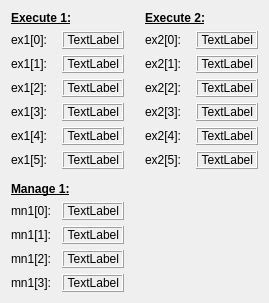
This is ui/w_testbench.ui in JFDuval/flexsea-plan as Qt 5 draws it before an edit. The edited form follows.
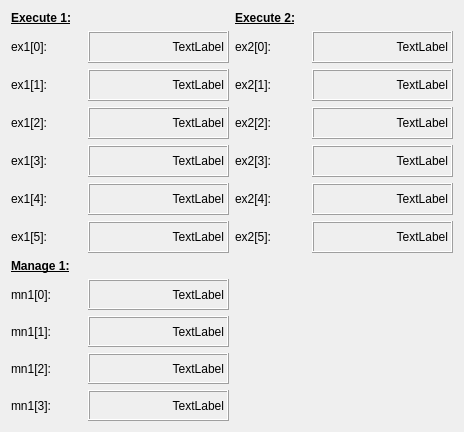
This is the edited form.

Commit message: UX fat fingers commtest, converter, testbench

Patch:
```diff
--- a/ui/w_testbench.ui
+++ b/ui/w_testbench.ui
@@ -6,250 +6,16 @@
    <rect>
     <x>0</x>
     <y>0</y>
-    <width>269</width>
-    <height>303</height>
+    <width>464</width>
+    <height>432</height>
    </rect>
   </property>
   <property name="windowTitle">
    <string>Form</string>
   </property>
-  <layout class="QGridLayout" name="gridLayout_4">
-   <item row="0" column="0">
-    <layout class="QGridLayout" name="gridLayout">
-     <item row="4" column="0">
-      <widget class="QLabel" name="label_10">
-       <property name="minimumSize">
-        <size>
-         <width>45</width>
-         <height>0</height>
-        </size>
-       </property>
-       <property name="text">
-        <string>ex1[3]:</string>
-       </property>
-      </widget>
-     </item>
-     <item row="3" column="0">
-      <widget class="QLabel" name="label_6">
-       <property name="minimumSize">
-        <size>
-         <width>45</width>
-         <height>0</height>
-        </size>
-       </property>
-       <property name="text">
-        <string>ex1[2]:</string>
-       </property>
-      </widget>
-     </item>
-     <item row="2" column="0">
-      <widget class="QLabel" name="label_5">
-       <property name="minimumSize">
-        <size>
-         <width>45</width>
-         <height>0</height>
-        </size>
-       </property>
-       <property name="text">
-        <string>ex1[1]:</string>
-       </property>
-      </widget>
-     </item>
-     <item row="1" column="0">
-      <widget class="QLabel" name="label_4">
-       <property name="minimumSize">
-        <size>
-         <width>45</width>
-         <height>0</height>
-        </size>
-       </property>
-       <property name="text">
-        <string>ex1[0]:</string>
-       </property>
-      </widget>
-     </item>
-     <item row="5" column="0">
-      <widget class="QLabel" name="label_8">
-       <property name="minimumSize">
-        <size>
-         <width>45</width>
-         <height>0</height>
-        </size>
-       </property>
-       <property name="text">
-        <string>ex1[4]:</string>
-       </property>
-      </widget>
-     </item>
-     <item row="6" column="0">
-      <widget class="QLabel" name="label_9">
-       <property name="minimumSize">
-        <size>
-         <width>45</width>
-         <height>0</height>
-        </size>
-       </property>
-       <property name="text">
-        <string>ex1[5]:</string>
-       </property>
-      </widget>
-     </item>
-     <item row="6" column="1">
-      <widget class="QLabel" name="dispEx1_5">
-       <property name="minimumSize">
-        <size>
-         <width>60</width>
-         <height>0</height>
-        </size>
-       </property>
-       <property name="frameShape">
-        <enum>QFrame::Box</enum>
-       </property>
-       <property name="frameShadow">
-        <enum>QFrame::Raised</enum>
-       </property>
-       <property name="text">
-        <string>TextLabel</string>
-       </property>
-       <property name="alignment">
-        <set>Qt::AlignRight|Qt::AlignTrailing|Qt::AlignVCenter</set>
-       </property>
-      </widget>
-     </item>
-     <item row="5" column="1">
-      <widget class="QLabel" name="dispEx1_4">
-       <property name="minimumSize">
-        <size>
-         <width>60</width>
-         <height>0</height>
-        </size>
-       </property>
-       <property name="frameShape">
-        <enum>QFrame::Box</enum>
-       </property>
-       <property name="frameShadow">
-        <enum>QFrame::Raised</enum>
-       </property>
-       <property name="text">
-        <string>TextLabel</string>
-       </property>
-       <property name="alignment">
-        <set>Qt::AlignRight|Qt::AlignTrailing|Qt::AlignVCenter</set>
-       </property>
-      </widget>
-     </item>
-     <item row="4" column="1">
-      <widget class="QLabel" name="dispEx1_3">
-       <property name="minimumSize">
-        <size>
-         <width>60</width>
-         <height>0</height>
-        </size>
-       </property>
-       <property name="frameShape">
-        <enum>QFrame::Box</enum>
-       </property>
-       <property name="frameShadow">
-        <enum>QFrame::Raised</enum>
-       </property>
-       <property name="text">
-        <string>TextLabel</string>
-       </property>
-       <property name="alignment">
-        <set>Qt::AlignRight|Qt::AlignTrailing|Qt::AlignVCenter</set>
-       </property>
-      </widget>
-     </item>
-     <item row="3" column="1">
-      <widget class="QLabel" name="dispEx1_2">
-       <property name="minimumSize">
-        <size>
-         <width>60</width>
-         <height>0</height>
-        </size>
-       </property>
-       <property name="frameShape">
-        <enum>QFrame::Box</enum>
-       </property>
-       <property name="frameShadow">
-        <enum>QFrame::Raised</enum>
-       </property>
-       <property name="text">
-        <string>TextLabel</string>
-       </property>
-       <property name="alignment">
-        <set>Qt::AlignRight|Qt::AlignTrailing|Qt::AlignVCenter</set>
-       </property>
-      </widget>
-     </item>
-     <item row="2" column="1">
-      <widget class="QLabel" name="dispEx1_1">
-       <property name="minimumSize">
-        <size>
-         <width>60</width>
-         <height>0</height>
-        </size>
-       </property>
-       <property name="frameShape">
-        <enum>QFrame::Box</enum>
-       </property>
-       <property name="frameShadow">
-        <enum>QFrame::Raised</enum>
-       </property>
-       <property name="text">
-        <string>TextLabel</string>
-       </property>
-       <property name="alignment">
-        <set>Qt::AlignRight|Qt::AlignTrailing|Qt::AlignVCenter</set>
-       </property>
-      </widget>
-     </item>
-     <item row="1" column="1">
-      <widget class="QLabel" name="dispEx1_0">
-       <property name="minimumSize">
-        <size>
-         <width>60</width>
-         <height>0</height>
-        </size>
-       </property>
-       <property name="frameShape">
-        <enum>QFrame::Box</enum>
-       </property>
-       <property name="frameShadow">
-        <enum>QFrame::Raised</enum>
-       </property>
-       <property name="text">
-        <string>TextLabel</string>
-       </property>
-       <property name="alignment">
-        <set>Qt::AlignRight|Qt::AlignTrailing|Qt::AlignVCenter</set>
-       </property>
-      </widget>
-     </item>
-     <item row="0" column="0" colspan="2">
-      <widget class="QLabel" name="label">
-       <property name="text">
-        <string>&lt;html&gt;&lt;head/&gt;&lt;body&gt;&lt;p&gt;&lt;span style=&quot; font-weight:600; text-decoration: underline;&quot;&gt;Execute 1:&lt;/span&gt;&lt;/p&gt;&lt;/body&gt;&lt;/html&gt;</string>
-       </property>
-      </widget>
-     </item>
-    </layout>
-   </item>
+  <layout class="QGridLayout" name="gridLayout_4" rowstretch="6,4">
    <item row="0" column="1">
-    <spacer name="horizontalSpacer">
-     <property name="orientation">
-      <enum>Qt::Horizontal</enum>
-     </property>
-     <property name="sizeHint" stdset="0">
-      <size>
-       <width>10</width>
-       <height>10</height>
-      </size>
-     </property>
-    </spacer>
-   </item>
-   <item row="0" column="2">
-    <layout class="QGridLayout" name="gridLayout_2">
+    <layout class="QGridLayout" name="gridLayout_2" rowstretch="0,1,1,1,1,1,1" columnstretch="1,2">
      <item row="4" column="0">
       <widget class="QLabel" name="label_11">
        <property name="minimumSize">
@@ -470,20 +236,7 @@
     </layout>
    </item>
    <item row="1" column="0">
-    <spacer name="verticalSpacer">
-     <property name="orientation">
-      <enum>Qt::Vertical</enum>
-     </property>
-     <property name="sizeHint" stdset="0">
-      <size>
-       <width>10</width>
-       <height>10</height>
-      </size>
-     </property>
-    </spacer>
-   </item>
-   <item row="2" column="0">
-    <layout class="QGridLayout" name="gridLayout_3">
+    <layout class="QGridLayout" name="gridLayout_3" rowstretch="0,1,1,1,1" columnstretch="1,2">
      <item row="4" column="0">
       <widget class="QLabel" name="label_16">
        <property name="minimumSize">
@@ -633,6 +386,227 @@
      </item>
     </layout>
    </item>
+   <item row="0" column="0">
+    <layout class="QGridLayout" name="gridLayout" rowstretch="0,1,1,1,1,1,1" columnstretch="1,2">
+     <item row="4" column="0">
+      <widget class="QLabel" name="label_10">
+       <property name="minimumSize">
+        <size>
+         <width>45</width>
+         <height>0</height>
+        </size>
+       </property>
+       <property name="text">
+        <string>ex1[3]:</string>
+       </property>
+      </widget>
+     </item>
+     <item row="3" column="0">
+      <widget class="QLabel" name="label_6">
+       <property name="minimumSize">
+        <size>
+         <width>45</width>
+         <height>0</height>
+        </size>
+       </property>
+       <property name="text">
+        <string>ex1[2]:</string>
+       </property>
+      </widget>
+     </item>
+     <item row="2" column="0">
+      <widget class="QLabel" name="label_5">
+       <property name="minimumSize">
+        <size>
+         <width>45</width>
+         <height>0</height>
+        </size>
+       </property>
+       <property name="text">
+        <string>ex1[1]:</string>
+       </property>
+      </widget>
+     </item>
+     <item row="1" column="0">
+      <widget class="QLabel" name="label_4">
+       <property name="minimumSize">
+        <size>
+         <width>45</width>
+         <height>0</height>
+        </size>
+       </property>
+       <property name="text">
+        <string>ex1[0]:</string>
+       </property>
+      </widget>
+     </item>
+     <item row="5" column="0">
+      <widget class="QLabel" name="label_8">
+       <property name="minimumSize">
+        <size>
+         <width>45</width>
+         <height>0</height>
+        </size>
+       </property>
+       <property name="text">
+        <string>ex1[4]:</string>
+       </property>
+      </widget>
+     </item>
+     <item row="6" column="0">
+      <widget class="QLabel" name="label_9">
+       <property name="minimumSize">
+        <size>
+         <width>45</width>
+         <height>0</height>
+        </size>
+       </property>
+       <property name="text">
+        <string>ex1[5]:</string>
+       </property>
+      </widget>
+     </item>
+     <item row="6" column="1">
+      <widget class="QLabel" name="dispEx1_5">
+       <property name="minimumSize">
+        <size>
+         <width>60</width>
+         <height>0</height>
+        </size>
+       </property>
+       <property name="frameShape">
+        <enum>QFrame::Box</enum>
+       </property>
+       <property name="frameShadow">
+        <enum>QFrame::Raised</enum>
+       </property>
+       <property name="text">
+        <string>TextLabel</string>
+       </property>
+       <property name="alignment">
+        <set>Qt::AlignRight|Qt::AlignTrailing|Qt::AlignVCenter</set>
+       </property>
+      </widget>
+     </item>
+     <item row="5" column="1">
+      <widget class="QLabel" name="dispEx1_4">
+       <property name="minimumSize">
+        <size>
+         <width>60</width>
+         <height>0</height>
+        </size>
+       </property>
+       <property name="frameShape">
+        <enum>QFrame::Box</enum>
+       </property>
+       <property name="frameShadow">
+        <enum>QFrame::Raised</enum>
+       </property>
+       <property name="text">
+        <string>TextLabel</string>
+       </property>
+       <property name="alignment">
+        <set>Qt::AlignRight|Qt::AlignTrailing|Qt::AlignVCenter</set>
+       </property>
+      </widget>
+     </item>
+     <item row="4" column="1">
+      <widget class="QLabel" name="dispEx1_3">
+       <property name="minimumSize">
+        <size>
+         <width>60</width>
+         <height>0</height>
+        </size>
+       </property>
+       <property name="frameShape">
+        <enum>QFrame::Box</enum>
+       </property>
+       <property name="frameShadow">
+        <enum>QFrame::Raised</enum>
+       </property>
+       <property name="text">
+        <string>TextLabel</string>
+       </property>
+       <property name="alignment">
+        <set>Qt::AlignRight|Qt::AlignTrailing|Qt::AlignVCenter</set>
+       </property>
+      </widget>
+     </item>
+     <item row="3" column="1">
+      <widget class="QLabel" name="dispEx1_2">
+       <property name="minimumSize">
+        <size>
+         <width>60</width>
+         <height>0</height>
+        </size>
+       </property>
+       <property name="frameShape">
+        <enum>QFrame::Box</enum>
+       </property>
+       <property name="frameShadow">
+        <enum>QFrame::Raised</enum>
+       </property>
+       <property name="text">
+        <string>TextLabel</string>
+       </property>
+       <property name="alignment">
+        <set>Qt::AlignRight|Qt::AlignTrailing|Qt::AlignVCenter</set>
+       </property>
+      </widget>
+     </item>
+     <item row="2" column="1">
+      <widget class="QLabel" name="dispEx1_1">
+       <property name="minimumSize">
+        <size>
+         <width>60</width>
+         <height>0</height>
+        </size>
+       </property>
+       <property name="frameShape">
+        <enum>QFrame::Box</enum>
+       </property>
+       <property name="frameShadow">
+        <enum>QFrame::Raised</enum>
+       </property>
+       <property name="text">
+        <string>TextLabel</string>
+       </property>
+       <property name="alignment">
+        <set>Qt::AlignRight|Qt::AlignTrailing|Qt::AlignVCenter</set>
+       </property>
+      </widget>
+     </item>
+     <item row="1" column="1">
+      <widget class="QLabel" name="dispEx1_0">
+       <property name="minimumSize">
+        <size>
+         <width>60</width>
+         <height>0</height>
+        </size>
+       </property>
+       <property name="frameShape">
+        <enum>QFrame::Box</enum>
+       </property>
+       <property name="frameShadow">
+        <enum>QFrame::Raised</enum>
+       </property>
+       <property name="text">
+        <string>TextLabel</string>
+       </property>
+       <property name="alignment">
+        <set>Qt::AlignRight|Qt::AlignTrailing|Qt::AlignVCenter</set>
+       </property>
+      </widget>
+     </item>
+     <item row="0" column="0" colspan="2">
+      <widget class="QLabel" name="label">
+       <property name="text">
+        <string>&lt;html&gt;&lt;head/&gt;&lt;body&gt;&lt;p&gt;&lt;span style=&quot; font-weight:600; text-decoration: underline;&quot;&gt;Execute 1:&lt;/span&gt;&lt;/p&gt;&lt;/body&gt;&lt;/html&gt;</string>
+       </property>
+      </widget>
+     </item>
+    </layout>
+   </item>
   </layout>
  </widget>
  <resources/>
```
The commit also changes 2 other files.
